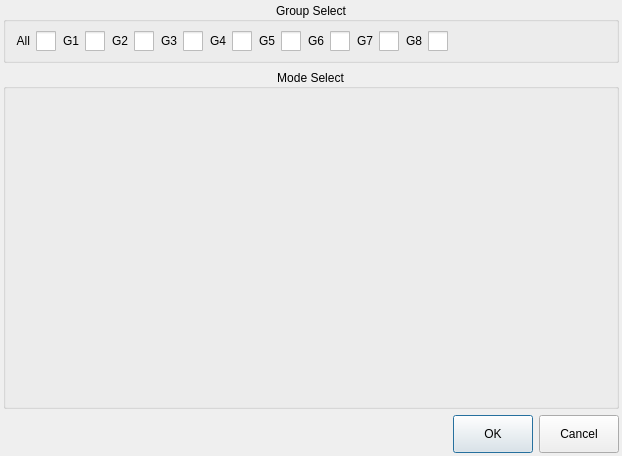
This is ui/menu/display/display_select_dialog.ui in 15903016222/Voice as Qt 5 draws it before an edit. The edited form follows.
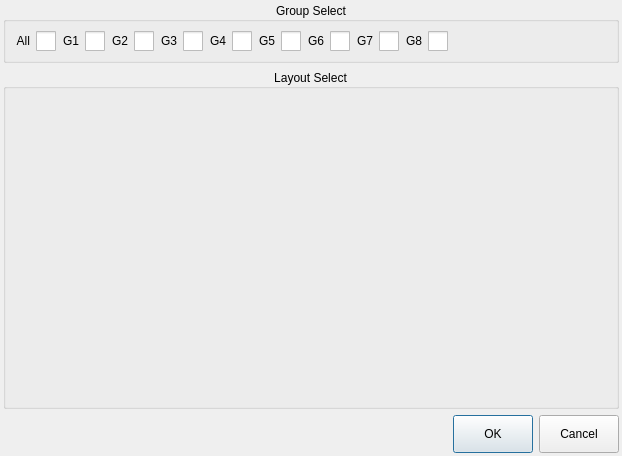
This is the edited form.

Commit message: 修改: 将DisplaySelectDialog的Mode Select字符改为Layout Select字符

What changed in the file:
```diff
--- a/ui/menu/display/display_select_dialog.ui
+++ b/ui/menu/display/display_select_dialog.ui
@@ -237,7 +237,7 @@
    <item>
     <widget class="QGroupBox" name="groupBox_2">
      <property name="title">
-      <string>Mode Select</string>
+      <string>Layout Select</string>
      </property>
      <property name="alignment">
       <set>Qt::AlignCenter</set>
```
The commit also changes 1 other file.
